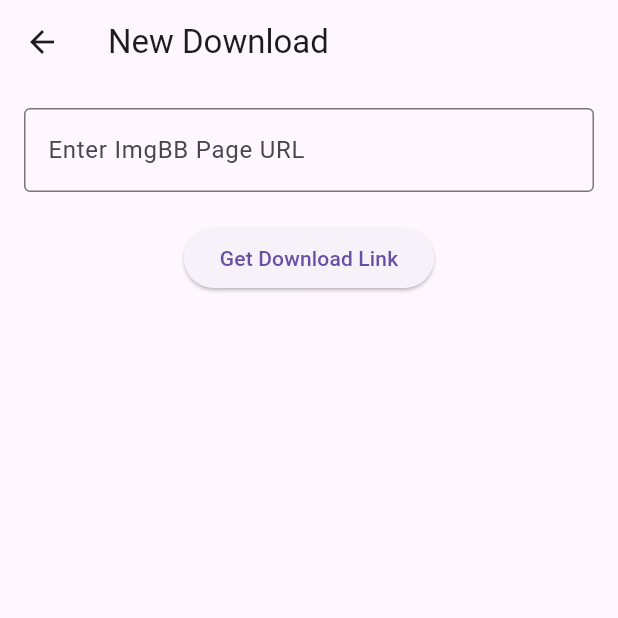
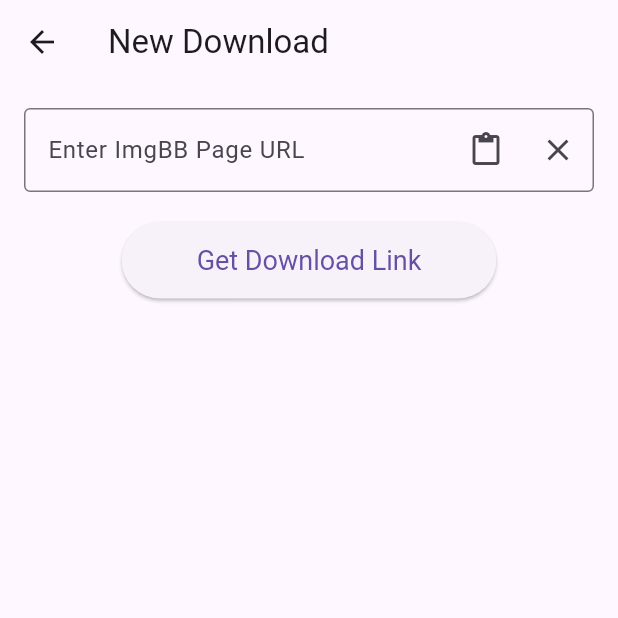
Before and after one commit to DevSon1024/imgbb-downloader, a Flutter app: the screen it shows after launch, after a tap on the "add" icon, on a phone screen of 412 x 824 dp, the top half of it. Run offline on Flutter 3.47's test engine with Material 3 defaults, Android fonts, the phone set to English and light mode, and no system bars; our stand-ins replace dio, file_picker, shared_preferences; missing offline and left inert: flutter_inappwebview.

Commit message:
updated download system with UI design upgrade

```diff
--- a/lib/pages/downloader_page.dart
+++ b/lib/pages/downloader_page.dart
@@ -1,4 +1,5 @@
 import 'package:flutter/material.dart';
+import 'package:flutter/services.dart';
 import 'package:flutter_inappwebview/flutter_inappwebview.dart';
 import 'package:provider/provider.dart';
 import '../services/download_service.dart';
@@ -37,12 +38,24 @@
         }
       },
     );
+    _pasteFromClipboard();
   }
 
   @override
   void dispose() {
     _headlessWebView?.dispose();
     super.dispose();
+  }
+
+  Future<void> _pasteFromClipboard() async {
+    final clipboardData = await Clipboard.getData('text/plain');
+    if (clipboardData != null && clipboardData.text != null) {
+      if (clipboardData.text!.startsWith("https://ibb.co/")) {
+        setState(() {
+          _urlController.text = clipboardData.text!;
+        });
+      }
+    }
   }
 
   Future<void> _startScraping() async {
@@ -71,7 +84,7 @@
         throw Exception("WebView controller is not available.");
       }
     } catch (e) {
-      if(mounted) {
+      if (mounted) {
         setState(() {
           _isScraping = false;
           _statusMessage = "Error: $e";
@@ -85,7 +98,7 @@
     final html = await controller.getHtml();
 
     if (html == null) {
-      if(mounted) {
+      if (mounted) {
         setState(() {
           _isScraping = false;
           _statusMessage = "Could not get page content.";
@@ -103,13 +116,12 @@
       final downloadService = context.read<DownloadService>();
       downloadService.startDownload(downloadUrl);
 
-      if(mounted) {
+      if (mounted) {
         ScaffoldMessenger.of(context).showSnackBar(SnackBar(
           content: const Text("Download started!"),
           action: SnackBarAction(
             label: "View",
             onPressed: () {
-              // Corrected: Pop this page and send a result back to MainScreen
               if (Navigator.canPop(context)) {
                 Navigator.of(context).pop('view_downloads');
               }
@@ -117,18 +129,20 @@
           ),
         ));
       }
-
     } else {
       _statusMessage = "Download link not found.";
     }
 
-    if(mounted) {
-      setState(() { _isScraping = false; });
+    if (mounted) {
+      setState(() {
+        _isScraping = false;
+      });
     }
   }
 
   @override
   Widget build(BuildContext context) {
+    final theme = Theme.of(context);
     return Scaffold(
       appBar: AppBar(title: const Text('New Download')),
       body: SingleChildScrollView(
@@ -138,14 +152,34 @@
             children: [
               TextField(
                 controller: _urlController,
-                decoration: const InputDecoration(
+                decoration: InputDecoration(
                   labelText: "Enter ImgBB Page URL",
-                  border: OutlineInputBorder(),
+                  border: const OutlineInputBorder(),
+                  suffixIcon: Row(
+                    mainAxisSize: MainAxisSize.min,
+                    children: [
+                      IconButton(
+                        icon: const Icon(Icons.paste),
+                        onPressed: _pasteFromClipboard,
+                      ),
+                      IconButton(
+                        icon: const Icon(Icons.clear),
+                        onPressed: () {
+                          _urlController.clear();
+                        },
+                      ),
+                    ],
+                  ),
                 ),
               ),
               const SizedBox(height: 20),
               ElevatedButton(
                 onPressed: _isScraping ? null : _startScraping,
+                style: ElevatedButton.styleFrom(
+                  padding:
+                  const EdgeInsets.symmetric(horizontal: 50, vertical: 15),
+                  textStyle: const TextStyle(fontSize: 18),
+                ),
                 child: _isScraping
                     ? const CircularProgressIndicator(color: Colors.white)
                     : const Text("Get Download Link"),
--- a/lib/pages/downloads_page.dart
+++ b/lib/pages/downloads_page.dart
@@ -15,9 +15,7 @@
       body: Consumer<DownloadService>(
         builder: (context, downloadService, child) {
           if (downloadService.tasks.isEmpty) {
-            return const Center(
-              child: Text('No active downloads.'),
-            );
+            return const NoActiveDownloads();
           }
           return ListView.builder(
             itemCount: downloadService.tasks.length,
@@ -32,13 +30,46 @@
   }
 }
 
+class NoActiveDownloads extends StatelessWidget {
+  const NoActiveDownloads({super.key});
+
+  @override
+  Widget build(BuildContext context) {
+    final theme = Theme.of(context);
+    return Center(
+      child: Column(
+        mainAxisAlignment: MainAxisAlignment.center,
+        children: [
+          Icon(
+            CupertinoIcons.cloud_download,
+            size: 100,
+            color: theme.colorScheme.primary,
+          ),
+          const SizedBox(height: 20),
+          Text(
+            'No Active Downloads',
+            style: theme.textTheme.headlineSmall,
+          ),
+          const SizedBox(height: 10),
+          Text(
+            'Add a new download to see it here.',
+            style: theme.textTheme.bodyLarge,
+          ),
+        ],
+      ),
+    );
+  }
+}
+
+
 class DownloadItem extends StatelessWidget {
   final DownloadTask task;
   const DownloadItem({super.key, required this.task});
 
   @override
   Widget build(BuildContext context) {
-    final downloadService = Provider.of<DownloadService>(context, listen: false);
+    final downloadService =
+    Provider.of<DownloadService>(context, listen: false);
 
     return Card(
       margin: const EdgeInsets.symmetric(horizontal: 16, vertical: 8),
@@ -53,7 +84,8 @@
               overflow: TextOverflow.ellipsis,
             ),
             const SizedBox(height: 8),
-            if (task.status == DownloadStatus.downloading || task.status == DownloadStatus.paused)
+            if (task.status == DownloadStatus.downloading ||
+                task.status == DownloadStatus.paused)
               Column(
                 children: [
                   LinearProgressIndicator(value: task.progress),
@@ -62,16 +94,15 @@
                     mainAxisAlignment: MainAxisAlignment.spaceBetween,
                     children: [
                       Text('${(task.progress * 100).toStringAsFixed(0)}%'),
-                      Text(task.speed),
                     ],
                   )
                 ],
               ),
             if (task.status == DownloadStatus.failed)
-              Text('Error: ${task.errorMessage}', style: const TextStyle(color: Colors.red)),
+              Text('Error: ${task.errorMessage}',
+                  style: const TextStyle(color: Colors.red)),
             if (task.status == DownloadStatus.completed)
               const Text('Completed!', style: TextStyle(color: Colors.green)),
-
             const SizedBox(height: 8),
             Row(
               mainAxisAlignment: MainAxisAlignment.end,
@@ -83,22 +114,35 @@
     );
   }
 
-  List<Widget> _buildActionButtons(DownloadTask task, DownloadService service) {
+  List<Widget> _buildActionButtons(
+      DownloadTask task, DownloadService service) {
     switch (task.status) {
       case DownloadStatus.downloading:
         return [
-          IconButton(icon: const Icon(CupertinoIcons.pause_fill), onPressed: () => service.pauseDownload(task.id)),
-          IconButton(icon: const Icon(CupertinoIcons.xmark), onPressed: () => service.cancelDownload(task.id)),
+          IconButton(
+              icon: const Icon(CupertinoIcons.pause_fill),
+              onPressed: () => service.pauseDownload(task.id)),
+          IconButton(
+              icon: const Icon(CupertinoIcons.xmark),
+              onPressed: () => service.cancelDownload(task.id)),
         ];
       case DownloadStatus.paused:
         return [
-          IconButton(icon: const Icon(CupertinoIcons.play_arrow_solid), onPressed: () => service.resumeDownload(task.id)),
-          IconButton(icon: const Icon(CupertinoIcons.xmark), onPressed: () => service.cancelDownload(task.id)),
+          IconButton(
+              icon: const Icon(CupertinoIcons.play_arrow_solid),
+              onPressed: () => service.resumeDownload(task.id)),
+          IconButton(
+              icon: const Icon(CupertinoIcons.xmark),
+              onPressed: () => service.cancelDownload(task.id)),
         ];
       case DownloadStatus.failed:
         return [
-          IconButton(icon: const Icon(Icons.refresh), onPressed: () => service.retryDownload(task.id)),
-          IconButton(icon: const Icon(CupertinoIcons.xmark), onPressed: () => service.cancelDownload(task.id)),
+          IconButton(
+              icon: const Icon(Icons.refresh),
+              onPressed: () => service.retryDownload(task.id)),
+          IconButton(
+              icon: const Icon(CupertinoIcons.xmark),
+              onPressed: () => service.cancelDownload(task.id)),
         ];
       default:
         return [];
```
Also changed, not shown: lib/services/download_service.dart (+2 -25 lines).
